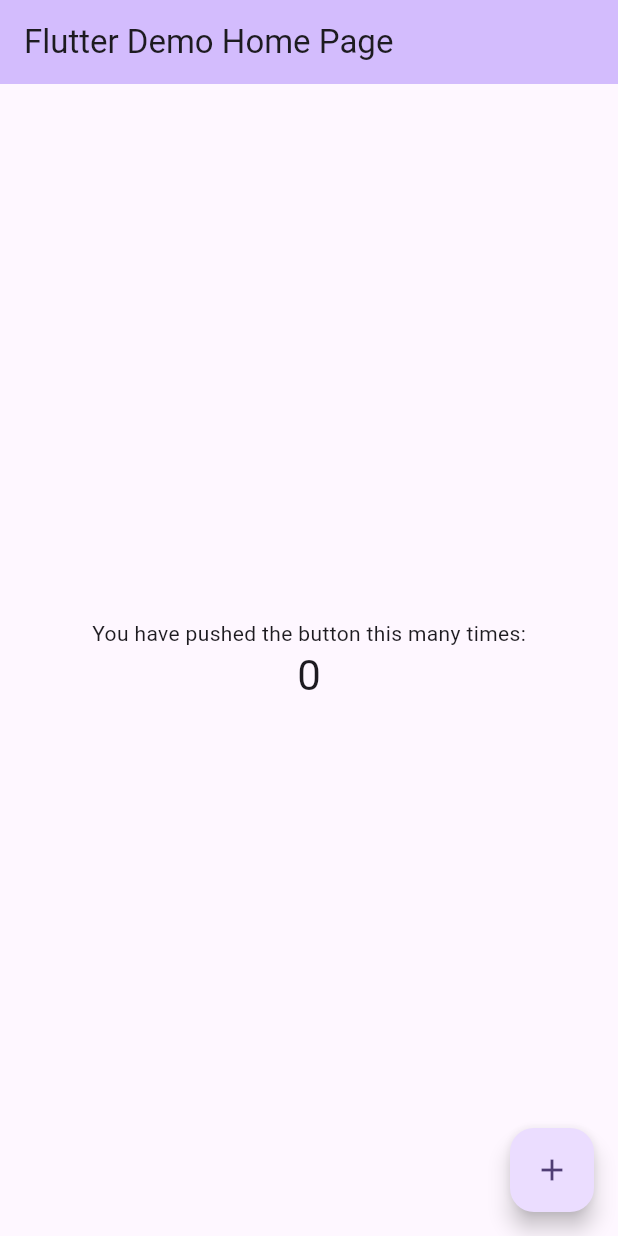
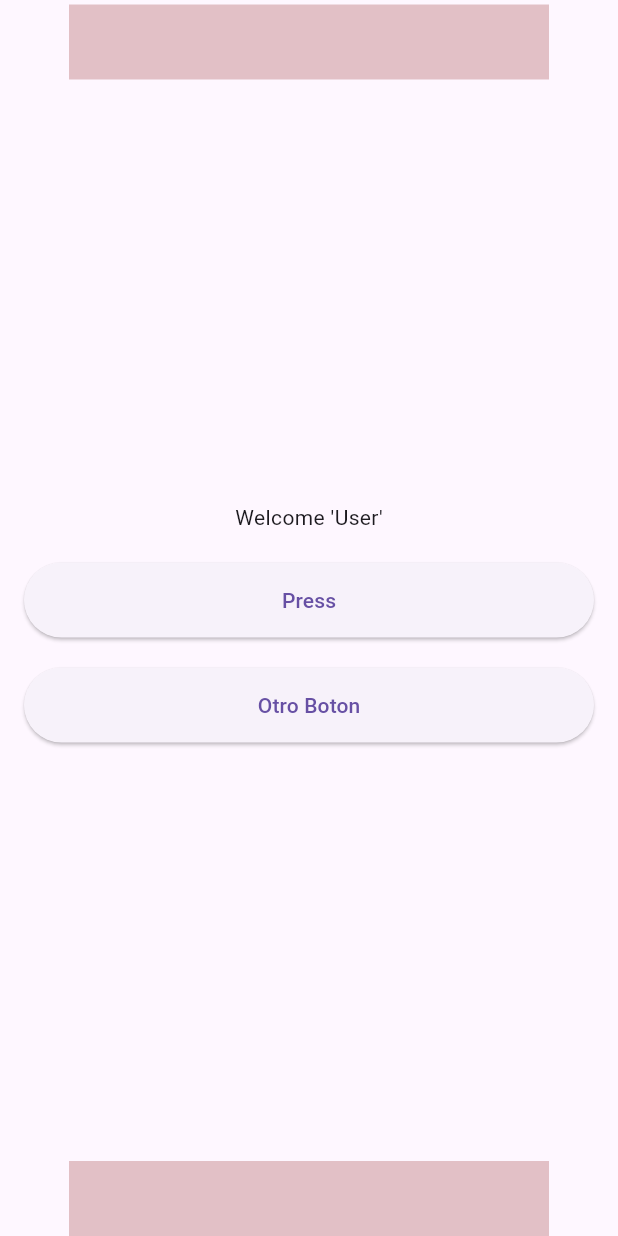
Before and after one commit to GabrielRen2123/random_mixer, a Flutter app: the screen it shows after launch, on a phone screen of 412 x 824 dp. Run offline on Flutter 3.47's test engine with Material 3 defaults, Android fonts, the phone set to English and light mode, and no system bars.

Commit message:
Menu Principal eskeleto

```diff
--- /dev/null
+++ b/lib/clases/Anuncios.dart
@@ -0,0 +1,18 @@
+import 'package:flutter/material.dart';
+
+class Anuncios extends StatelessWidget {
+  const Anuncios({super.key});
+
+  @override
+  Widget build(BuildContext context) {
+    return Container
+      (
+        height: 50,
+        width: 320,
+        decoration: BoxDecoration
+        (
+          color: const Color.fromARGB(66, 145, 36, 36)
+        )
+      );
+  }
+}
--- /dev/null
+++ b/lib/clases/Botons.dart
@@ -0,0 +1,28 @@
+import 'package:flutter/material.dart';
+
+class CustomButton extends StatelessWidget {
+  final String title;
+  final VoidCallback onPressed;
+  final double width;
+  final double height;
+
+  const CustomButton({
+    Key? key,
+    required this.title,
+    required this.onPressed,
+    this.width = 200.0,
+    this.height = 50.0,
+  }) : super(key: key);
+
+  @override
+  Widget build(BuildContext context) {
+    return SizedBox(
+      width: width,
+      height: height,
+      child: ElevatedButton(
+        onPressed: onPressed,
+        child: Text(title),
+      ),
+    );
+  }
+}
--- a/lib/main.dart
+++ b/lib/main.dart
@@ -1,5 +1,5 @@
 import 'package:flutter/material.dart';
-
+import 'menus/Menu_principal.dart';
 void main() {
   runApp(const MyApp());
 }
@@ -10,116 +10,6 @@
   // This widget is the root of your application.
   @override
   Widget build(BuildContext context) {
-    return MaterialApp(
-      title: 'Flutter Demo',
-      theme: ThemeData(
-        // This is the theme of your application.
-        //
-        // TRY THIS: Try running your application with "flutter run". You'll see
-        // the application has a purple toolbar. Then, without quitting the app,
-        // try changing the seedColor in the colorScheme below to Colors.green
-        // and then invoke "hot reload" (save your changes or press the "hot
-        // reload" button in a Flutter-supported IDE, or press "r" if you used
-        // the command line to start the app).
-        //
-        // Notice that the counter didn't reset back to zero; the application
-        // state is not lost during the reload. To reset the state, use hot
-        // restart instead.
-        //
-        // This works for code too, not just values: Most code changes can be
-        // tested with just a hot reload.
-        colorScheme: ColorScheme.fromSeed(seedColor: Colors.deepPurple),
-        useMaterial3: true,
-      ),
-      home: const MyHomePage(title: 'Flutter Demo Home Page'),
-    );
+    return const Menu_principal();
   }
 }
-
-class MyHomePage extends StatefulWidget {
-  const MyHomePage({super.key, required this.title});
-
-  // This widget is the home page of your application. It is stateful, meaning
-  // that it has a State object (defined below) that contains fields that affect
-  // how it looks.
-
-  // This class is the configuration for the state. It holds the values (in this
-  // case the title) provided by the parent (in this case the App widget) and
-  // used by the build method of the State. Fields in a Widget subclass are
-  // always marked "final".
-
-  final String title;
-
-  @override
-  State<MyHomePage> createState() => _MyHomePageState();
-}
-
-class _MyHomePageState extends State<MyHomePage> {
-  int _counter = 0;
-
-  void _incrementCounter() {
-    setState(() {
-      // This call to setState tells the Flutter framework that something has
-      // changed in this State, which causes it to rerun the build method below
-      // so that the display can reflect the updated values. If we changed
-      // _counter without calling setState(), then the build method would not be
-      // called again, and so nothing would appear to happen.
-      _counter++;
-    });
-  }
-
-  @override
-  Widget build(BuildContext context) {
-    // This method is rerun every time setState is called, for instance as done
-    // by the _incrementCounter method above.
-    //
-    // The Flutter framework has been optimized to make rerunning build methods
-    // fast, so that you can just rebuild anything that needs updating rather
-    // than having to individually change instances of widgets.
-    return Scaffold(
-      appBar: AppBar(
-        // TRY THIS: Try changing the color here to a specific color (to
-        // Colors.amber, perhaps?) and trigger a hot reload to see the AppBar
-        // change color while the other colors stay the same.
-        backgroundColor: Theme.of(context).colorScheme.inversePrimary,
-        // Here we take the value from the MyHomePage object that was created by
-        // the App.build method, and use it to set our appbar title.
-        title: Text(widget.title),
-      ),
-      body: Center(
-        // Center is a layout widget. It takes a single child and positions it
-        // in the middle of the parent.
-        child: Column(
-          // Column is also a layout widget. It takes a list of children and
-          // arranges them vertically. By default, it sizes itself to fit its
-          // children horizontally, and tries to be as tall as its parent.
-          //
-          // Column has various properties to control how it sizes itself and
-          // how it positions its children. Here we use mainAxisAlignment to
-          // center the children vertically; the main axis here is the vertical
-          // axis because Columns are vertical (the cross axis would be
-          // horizontal).
-          //
-          // TRY THIS: Invoke "debug painting" (choose the "Toggle Debug Paint"
-          // action in the IDE, or press "p" in the console), to see the
-          // wireframe for each widget.
-          mainAxisAlignment: MainAxisAlignment.center,
-          children: <Widget>[
-            const Text(
-              'You have pushed the button this many times:',
-            ),
-            Text(
-              '$_counter',
-              style: Theme.of(context).textTheme.headlineMedium,
-            ),
-          ],
-        ),
-      ),
-      floatingActionButton: FloatingActionButton(
-        onPressed: _incrementCounter,
-        tooltip: 'Increment',
-        child: const Icon(Icons.add),
-      ), // This trailing comma makes auto-formatting nicer for build methods.
-    );
-  }
-}
--- /dev/null
+++ b/lib/menus/Menu_principal.dart
@@ -0,0 +1,58 @@
+import 'package:flutter/material.dart';
+import 'package:flutter/widgets.dart';
+import 'package:random_mixer_app/clases/Anuncios.dart';
+import 'package:random_mixer_app/clases/Botons.dart';
+
+class  Menu_principal extends StatelessWidget {
+  const Menu_principal ({super.key});
+
+  @override
+  Widget build(BuildContext context) {
+    return MaterialApp(
+      debugShowCheckedModeBanner: false,
+      title: 'Material App',
+      home: Scaffold(
+        appBar: AppBar(
+          title: const Center//center para alinear
+          (
+            child:
+              Anuncios(),
+          )
+        ),
+    body: Center(
+          child: ListView(
+            padding: EdgeInsets.all(16.0),
+            shrinkWrap: true,
+            children: <Widget>[
+              Center( //titulo de la pagina
+                child: Title(
+                  color: Colors.black,
+                  child: Text("Welcome 'User'"),
+                ),
+              ),
+              SizedBox(height: 20), // Espacio entre el título y el botón
+              CustomButton(title: "Press", onPressed: miFuncion, ),// Llamar a la función del botón
+              SizedBox(height: 20), // Espacio entre los botones
+              CustomButton(title: "Otro Boton",onPressed: () {
+                  // Otra acción del botón
+                },
+              ),
+            ],
+          ),
+        ),
+        bottomNavigationBar: const Row(
+          mainAxisAlignment: MainAxisAlignment.center, //centrarlo
+          children:
+          [
+            Anuncios(),
+          ],
+        ),
+      ),
+    );
+  }
+}
+
+void miFuncion()
+{
+  print("object");
+}
```
